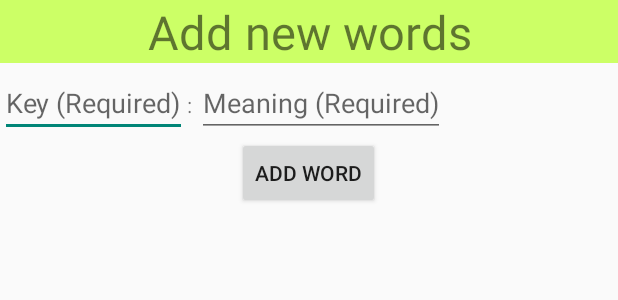
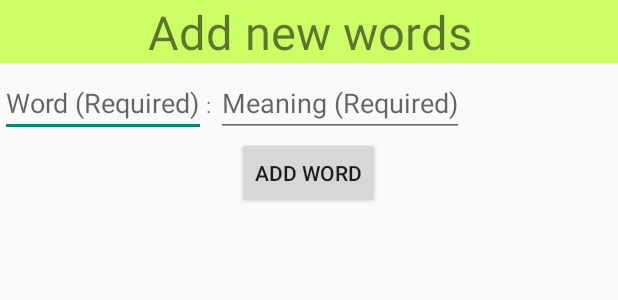
Before and after one commit to abhishekkumar1989/android1, an Android app: the layout addword.xml on its own in the app's theme, with its tools: preview values and no code run, on a phone screen of 412 x 824 dp. Shown: the top 300 px of the screen. Run offline under Robolectric (Android 15) with nearby library versions, the phone set to English and light mode, and no system bars.

Commit message:
minor changes

```diff
--- a/app1/src/main/res/layout/addword.xml
+++ b/app1/src/main/res/layout/addword.xml
@@ -23,7 +23,7 @@
         android:id="@+id/key"
         android:layout_width="wrap_content"
         android:inputType="text"
-        android:hint="Key (Required)"
+        android:hint="Word (Required)"
         android:layout_height="wrap_content" />
 
     <TextView
```
